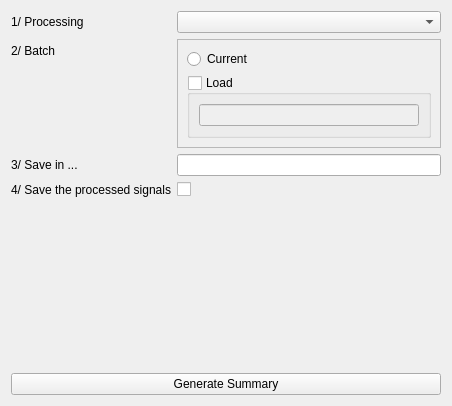
First picture: the form in hdemg_viewer_exemple/Qt_creator/EMGExplorer_qt/AnalysisWin.ui, repository anaisalexia/EMGExplorer, before the edit.
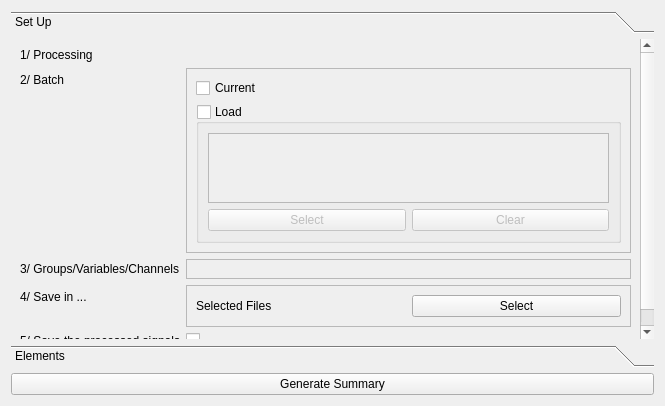
Second picture: the form after the edit. The open tabs and pages were chosen to show the change.

The edit to the form file:
```diff
--- a/hdemg_viewer_exemple/Qt_creator/EMGExplorer_qt/AnalysisWin.ui
+++ b/hdemg_viewer_exemple/Qt_creator/EMGExplorer_qt/AnalysisWin.ui
@@ -6,7 +6,7 @@
    <rect>
     <x>0</x>
     <y>0</y>
-    <width>452</width>
+    <width>665</width>
     <height>406</height>
    </rect>
   </property>
@@ -15,6 +15,24 @@
   </property>
   <layout class="QVBoxLayout" name="verticalLayout_3">
    <item>
+    <widget class="QToolBox" name="toolBox">
+     <property name="currentIndex">
+      <number>1</number>
+     </property>
+     <widget class="QWidget" name="page_setUp">
+      <property name="geometry">
+       <rect>
+        <x>0</x>
+        <y>-12</y>
+        <width>633</width>
+        <height>317</height>
+       </rect>
+      </property>
+      <attribute name="label">
+       <string>Set Up</string>
+      </attribute>
+      <layout class="QGridLayout" name="gridLayout_2">
+       <item row="0" column="0">
     <layout class="QFormLayout" name="formLayout">
      <item row="0" column="0">
       <widget class="QLabel" name="label">
@@ -24,16 +42,16 @@
       </widget>
      </item>
      <item row="0" column="1">
-      <widget class="QComboBox" name="comboBox"/>
-     </item>
-     <item row="2" column="0">
+          <layout class="QVBoxLayout" name="layout_comboBoxExpandable_processing"/>
+         </item>
+         <item row="1" column="0">
       <widget class="QLabel" name="label_2">
        <property name="text">
         <string>2/ Batch</string>
        </property>
       </widget>
      </item>
-     <item row="2" column="1">
+         <item row="1" column="1">
       <widget class="QFrame" name="frame">
        <property name="frameShape">
         <enum>QFrame::StyledPanel</enum>
@@ -43,7 +61,7 @@
        </property>
        <layout class="QVBoxLayout" name="verticalLayout_2">
         <item>
-         <widget class="QRadioButton" name="radioButton_2">
+             <widget class="QCheckBox" name="checkBox_current">
           <property name="text">
            <string>Current</string>
           </property>
@@ -63,35 +81,94 @@
           <property name="checked">
            <bool>false</bool>
           </property>
-          <layout class="QVBoxLayout" name="verticalLayout">
+              <layout class="QGridLayout" name="gridLayout">
+               <item row="1" column="0">
+                <widget class="QPushButton" name="button_select">
+                 <property name="text">
+                  <string>Select</string>
+                 </property>
+                </widget>
+               </item>
+               <item row="1" column="1">
+                <widget class="QPushButton" name="button_clear">
+                 <property name="text">
+                  <string>Clear</string>
+                 </property>
+                </widget>
+               </item>
+               <item row="0" column="0" colspan="2">
+                <widget class="QListWidget" name="listWidget_path"/>
+               </item>
+              </layout>
+             </widget>
+            </item>
+           </layout>
+          </widget>
+         </item>
+         <item row="2" column="0">
+          <widget class="QLabel" name="label_5">
+           <property name="text">
+            <string>3/ Groups/Variables/Channels</string>
+           </property>
+          </widget>
+         </item>
+         <item row="2" column="1">
+          <widget class="QFrame" name="frame_2">
+           <property name="frameShape">
+            <enum>QFrame::StyledPanel</enum>
+           </property>
+           <property name="frameShadow">
+            <enum>QFrame::Raised</enum>
+           </property>
+           <layout class="QHBoxLayout" name="horizontalLayout">
            <item>
-            <widget class="QLineEdit" name="lineEdit"/>
+             <layout class="QHBoxLayout" name="layout_GrVarCh"/>
            </item>
           </layout>
          </widget>
         </item>
-       </layout>
-      </widget>
-     </item>
-     <item row="4" column="0">
+         <item row="3" column="0">
       <widget class="QLabel" name="label_3">
        <property name="text">
-        <string>3/ Save in ...</string>
+            <string>4/ Save in ...</string>
        </property>
       </widget>
      </item>
-     <item row="4" column="1">
-      <widget class="QLineEdit" name="lineEdit_2"/>
-     </item>
-     <item row="6" column="0">
+         <item row="3" column="1">
+          <widget class="QFrame" name="frame_3">
+           <property name="frameShape">
+            <enum>QFrame::StyledPanel</enum>
+           </property>
+           <property name="frameShadow">
+            <enum>QFrame::Raised</enum>
+           </property>
+           <layout class="QHBoxLayout" name="horizontalLayout_2">
+            <item>
+             <widget class="QLabel" name="label_savePath">
+              <property name="text">
+               <string>Selected Files</string>
+              </property>
+             </widget>
+            </item>
+            <item>
+             <widget class="QPushButton" name="button_selectSavePath">
+              <property name="text">
+               <string>Select</string>
+              </property>
+             </widget>
+            </item>
+           </layout>
+          </widget>
+         </item>
+         <item row="4" column="0">
       <widget class="QLabel" name="label_4">
        <property name="text">
-        <string>4/ Save the processed signals</string>
+            <string>5/ Save the processed signals</string>
        </property>
       </widget>
      </item>
-     <item row="6" column="1">
-      <widget class="QCheckBox" name="checkBox">
+         <item row="4" column="1">
+          <widget class="QCheckBox" name="checkBox_saveProcessing">
        <property name="text">
         <string/>
        </property>
@@ -99,8 +176,88 @@
      </item>
     </layout>
    </item>
+      </layout>
+     </widget>
+     <widget class="QWidget" name="page_elements">
+      <property name="geometry">
+       <rect>
+        <x>0</x>
+        <y>0</y>
+        <width>643</width>
+        <height>305</height>
+       </rect>
+      </property>
+      <attribute name="label">
+       <string>Elements</string>
+      </attribute>
+      <layout class="QVBoxLayout" name="verticalLayout">
    <item>
-    <widget class="QPushButton" name="pushButton">
+        <widget class="QScrollArea" name="scrollArea_Element">
+         <property name="widgetResizable">
+          <bool>true</bool>
+         </property>
+         <widget class="QWidget" name="scrollAreaWidgetContents">
+          <property name="geometry">
+           <rect>
+            <x>0</x>
+            <y>0</y>
+            <width>619</width>
+            <height>250</height>
+           </rect>
+          </property>
+          <layout class="QVBoxLayout" name="verticalLayout_5">
+           <item>
+            <layout class="QVBoxLayout" name="layout_scrollArea"/>
+           </item>
+          </layout>
+         </widget>
+        </widget>
+       </item>
+       <item>
+        <widget class="QFrame" name="frame_4">
+         <property name="frameShape">
+          <enum>QFrame::StyledPanel</enum>
+         </property>
+         <property name="frameShadow">
+          <enum>QFrame::Raised</enum>
+         </property>
+         <layout class="QHBoxLayout" name="horizontalLayout_3">
+          <property name="topMargin">
+           <number>2</number>
+          </property>
+          <property name="bottomMargin">
+           <number>2</number>
+          </property>
+          <item>
+           <widget class="QPushButton" name="button_addElement">
+            <property name="text">
+             <string>Add</string>
+            </property>
+           </widget>
+          </item>
+          <item>
+           <widget class="QPushButton" name="button_saveSummary">
+            <property name="text">
+             <string>Save</string>
+            </property>
+           </widget>
+          </item>
+          <item>
+           <widget class="QPushButton" name="button_openSummary">
+            <property name="text">
+             <string>Open</string>
+            </property>
+           </widget>
+          </item>
+         </layout>
+        </widget>
+       </item>
+      </layout>
+     </widget>
+    </widget>
+   </item>
+   <item>
+    <widget class="QPushButton" name="button_generate">
      <property name="text">
       <string>Generate Summary</string>
      </property>
```
Left out of the diff: 2 changed lines with no effect on the pictures. Lines whose indentation alone changed are shown as unchanged.
